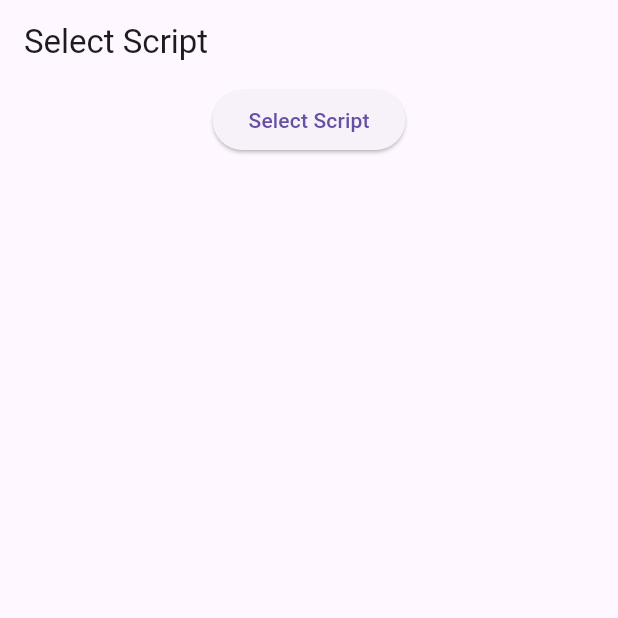
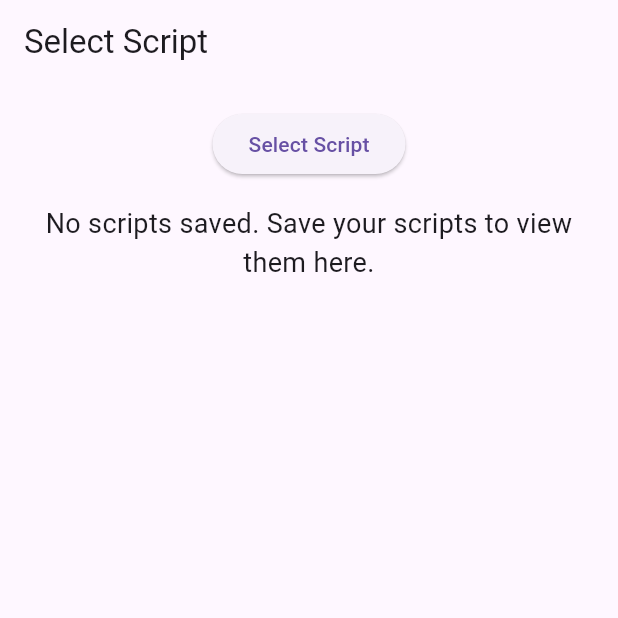
Before and after one commit to Tiefseetauchner/tiefprompt, a Flutter app: the OpenFileScreen screen opened by its route, on a phone screen of 412 x 824 dp, the top half of it. Run offline on Flutter 3.47's test engine with Material 3 defaults, Android fonts, the phone set to English and light mode, and no system bars; our stand-ins replace drift, drift_flutter, file_picker, flutter_riverpod, freezed_annotation, go_router and 2 more; accounts and stored records are empty; generated files the repository leaves out were written again; statements that could not run were skipped.

Commit message:
- show info when no scripts saved

```diff
--- a/lib/ui/screens/open_file_screen.dart
+++ b/lib/ui/screens/open_file_screen.dart
@@ -22,7 +22,9 @@ class OpenFileScreen extends ConsumerWidget {
           Row(
             mainAxisAlignment: MainAxisAlignment.center,
             children: [
-              ElevatedButton(
+              Padding(
+                padding: const EdgeInsets.all(16.0),
+                child: ElevatedButton(
                   onPressed: () async {
                     final result = await FilePicker.platform.pickFiles(
                       type: FileType.custom,
@@ -39,8 +41,22 @@ class OpenFileScreen extends ConsumerWidget {
                   },
                   child: Text('Select Script'),
                 ),
+              ),
             ],
           ),
+          if (snapshot.data == null || snapshot.data!.isEmpty)
+            Padding(
+              padding:
+                  const EdgeInsets.symmetric(vertical: 0.0, horizontal: 16.0),
+              child: Text(
+                "No scripts saved. Save your scripts to view them here.",
+                style: TextStyle(
+                  fontSize: 18,
+                ),
+                textAlign: TextAlign.center,
+              ),
+            ),
+          if (snapshot.data != null && snapshot.data!.isNotEmpty)
             Expanded(
               child: ListView.builder(
                 itemCount: snapshot.data?.length ?? 0,
```
Lines whose indentation alone changed are shown as unchanged.
